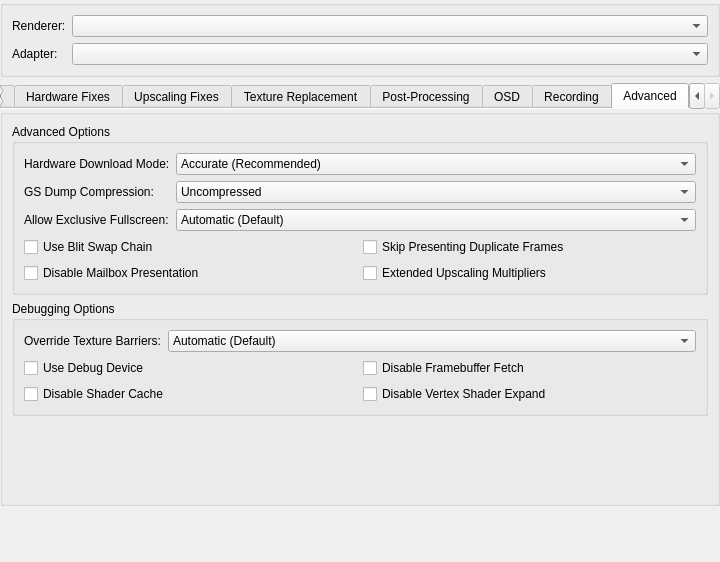
PCSX2/pcsx2, file pcsx2-qt/Settings/GraphicsSettingsWidget.ui: the form before one commit.
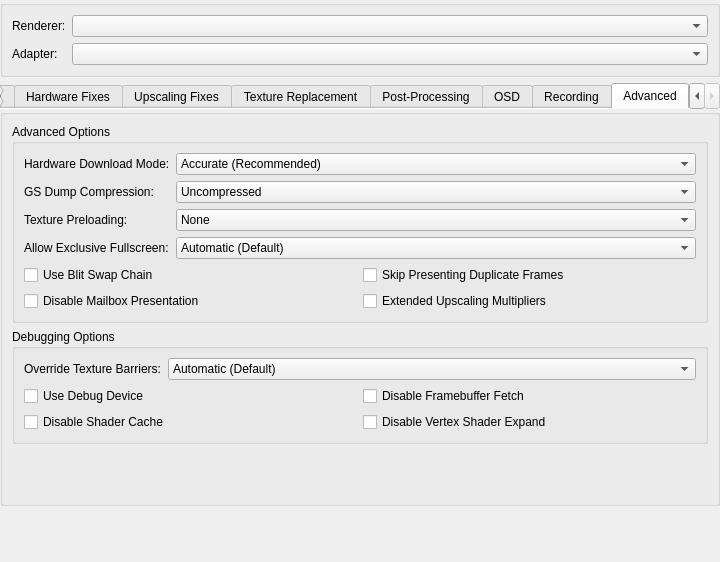
The form after the commit. The open tabs and pages were chosen to show the change.

Commit message: Settings: Move texture preload to advanced

What changed in the file:
```diff
--- a/pcsx2-qt/Settings/GraphicsSettingsWidget.ui
+++ b/pcsx2-qt/Settings/GraphicsSettingsWidget.ui
@@ -609,33 +609,7 @@
          </item>
         </widget>
        </item>
-       <item row="7" column="0">
-        <widget class="QLabel" name="texturePreloadingLabel">
-         <property name="text">
-          <string>Texture Preloading:</string>
-         </property>
-        </widget>
-       </item>
-       <item row="7" column="1">
-        <widget class="QComboBox" name="texturePreloading">
-         <item>
-          <property name="text">
-           <string>None</string>
-          </property>
-         </item>
-         <item>
-          <property name="text">
-           <string>Partial</string>
-          </property>
-         </item>
-         <item>
-          <property name="text">
-           <string>Full (Hash Cache)</string>
-          </property>
-         </item>
-        </widget>
-       </item>
-       <item row="8" column="0" colspan="2">
+       <item row="7" column="0" colspan="2">
         <layout class="QGridLayout" name="hardwareRenderingOptionsLayout">
          <item row="0" column="0">
           <widget class="QCheckBox" name="spinGPUDuringReadbacks">
@@ -2147,46 +2121,46 @@
             </item>
            </widget>
           </item>
-          <item row="3" column="0" colspan="2">
+          <item row="10" column="0" colspan="2">
            <layout class="QGridLayout" name="gridLayout_9">
-            <item row="0" column="1">
-             <widget class="QCheckBox" name="skipPresentingDuplicateFrames">
-              <property name="text">
-               <string>Skip Presenting Duplicate Frames</string>
-              </property>
-             </widget>
-            </item>
-            <item row="0" column="0">
-             <widget class="QCheckBox" name="useBlitSwapChain">
-              <property name="text">
-               <string extracomment="Blit = a data operation. You might want to write it as-is, but fully uppercased. More information: https://en.wikipedia.org/wiki/Bit_blit \nSwap chain: see Microsoft's Terminology Portal.">Use Blit Swap Chain</string>
-              </property>
-             </widget>
-            </item>
-            <item row="1" column="0">
+            <item row="2" column="0">
              <widget class="QCheckBox" name="disableMailboxPresentation">
               <property name="text">
                <string>Disable Mailbox Presentation</string>
               </property>
              </widget>
             </item>
-            <item row="1" column="1">
+            <item row="1" column="0">
+             <widget class="QCheckBox" name="useBlitSwapChain">
+              <property name="text">
+               <string extracomment="Blit = a data operation. You might want to write it as-is, but fully uppercased. More information: https://en.wikipedia.org/wiki/Bit_blit \nSwap chain: see Microsoft's Terminology Portal.">Use Blit Swap Chain</string>
+              </property>
+             </widget>
+            </item>
+            <item row="2" column="1">
              <widget class="QCheckBox" name="extendedUpscales">
               <property name="text">
                <string>Extended Upscaling Multipliers</string>
               </property>
              </widget>
             </item>
+            <item row="1" column="1">
+             <widget class="QCheckBox" name="skipPresentingDuplicateFrames">
+              <property name="text">
+               <string>Skip Presenting Duplicate Frames</string>
+              </property>
+             </widget>
+            </item>
            </layout>
           </item>
-          <item row="2" column="0">
+          <item row="6" column="0">
            <widget class="QLabel" name="exclussiveFSLabel">
             <property name="text">
              <string>Allow Exclusive Fullscreen:</string>
             </property>
            </widget>
           </item>
-          <item row="2" column="1">
+          <item row="6" column="1">
            <widget class="QComboBox" name="exclusiveFullscreenControl">
             <item>
              <property name="text">
@@ -2205,6 +2179,32 @@
             </item>
            </widget>
           </item>
+          <item row="5" column="1">
+           <widget class="QComboBox" name="texturePreloading">
+            <item>
+             <property name="text">
+              <string>None</string>
+             </property>
+            </item>
+            <item>
+             <property name="text">
+              <string>Partial</string>
+             </property>
+            </item>
+            <item>
+             <property name="text">
+              <string>Full (Hash Cache)</string>
+             </property>
+            </item>
+           </widget>
+          </item>
+          <item row="5" column="0">
+           <widget class="QLabel" name="label">
+            <property name="text">
+             <string>Texture Preloading:</string>
+            </property>
+           </widget>
+          </item>
          </layout>
         </widget>
        </item>
```
Left out of the diff: 2 changed lines with no effect on the pictures.
